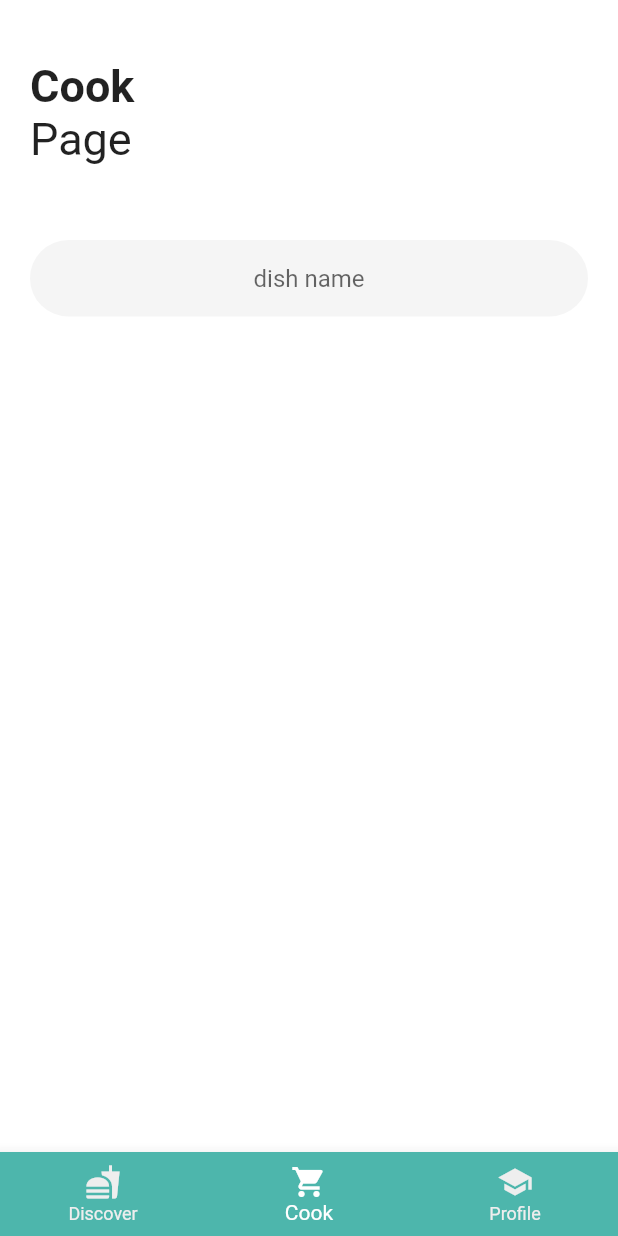
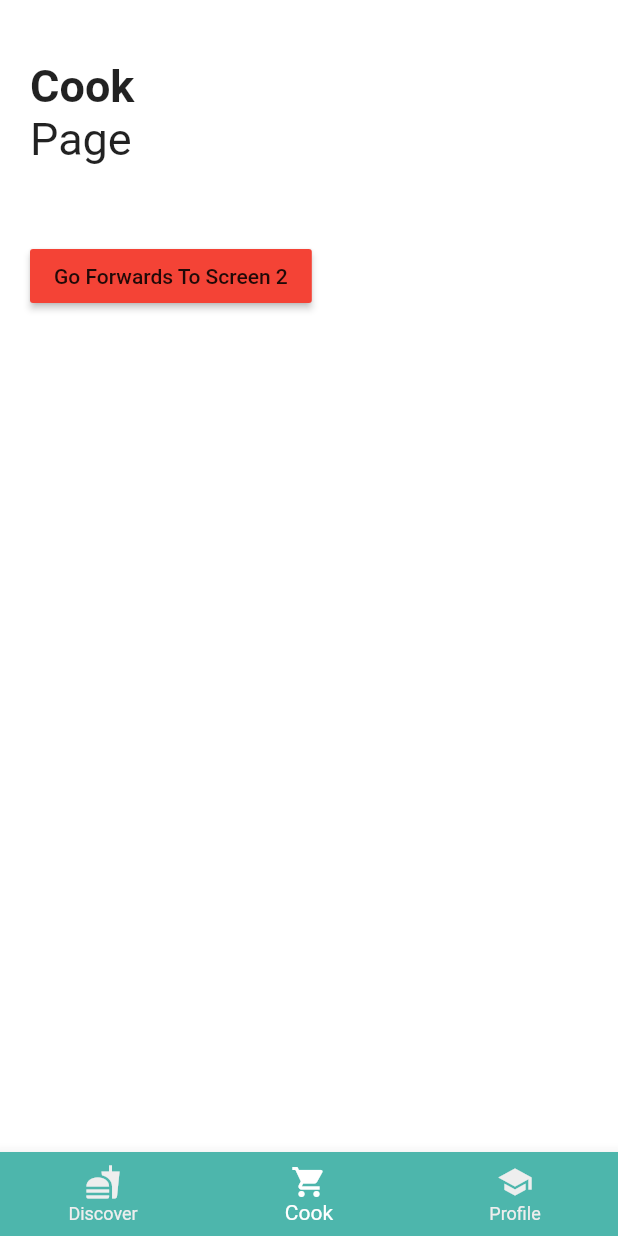
Before and after one commit to ausgomez/recipe_app_flutter, a Flutter app: the screen it shows after launch, item 2 of the bottom bar chosen, on a phone screen of 412 x 824 dp. Run offline on Flutter 3.47's test engine with Material 2 defaults, Android fonts, the phone set to English and light mode, and no system bars.

```diff
--- a/lib/main.dart
+++ b/lib/main.dart
@@ -1,5 +1,6 @@
 import 'package:flutter/material.dart';
 import 'package:recipe_app_design/screens/wrapper.dart';
+import 'package:recipe_app_design/screens/Cook/addIngsPage.dart';
 
 void main() {
   runApp(MyApp());
@@ -8,6 +9,13 @@ void main() {
 class MyApp extends StatelessWidget {
   @override
   Widget build(BuildContext context) {
-    return MaterialApp(debugShowCheckedModeBanner: false, home: Wrapper());
+    return MaterialApp(
+      debugShowCheckedModeBanner: false,
+      initialRoute: '/',
+      routes: {
+        '/': (context) => Wrapper(),
+        '/ingredients-add': (context) => AddIngredientsPage(),
+      },
+    );
   }
 }
--- a/lib/screens/Cook/cookPage.dart
+++ b/lib/screens/Cook/cookPage.dart
@@ -22,22 +22,12 @@ class _CookPageState extends State<CookPage> {
             style: TextStyle(fontSize: 30),
           ),
           SizedBox(height: 50),
-          TextField(
-            textAlign: TextAlign.center,
-            keyboardType: TextInputType.text,
-            decoration: InputDecoration(
-              hintText: 'dish name',
-              hintStyle: TextStyle(fontSize: 16),
-              border: OutlineInputBorder(
-                borderRadius: BorderRadius.circular(100),
-                borderSide: BorderSide(
-                  width: 0,
-                  style: BorderStyle.none,
-                ),
-              ),
-              filled: true,
-              contentPadding: EdgeInsets.all(16),
-            ),
+          RaisedButton(
+            color: Colors.red,
+            child: Text('Go Forwards To Screen 2'),
+            onPressed: () {
+              Navigator.pushNamed(context, '/ingredients-add');
+            },
           ),
         ],
       ),
```
Also changed, not shown: lib/data/ingredients.dart (added, +20 -0 lines), lib/data/recipes.dart (added, +18 -0 lines), lib/screens/Cook/addIngsPage.dart (added, +69 -0 lines), lib/screens/Discover/discoverPage.dart (+23 -3 lines), pubspec.lock.
